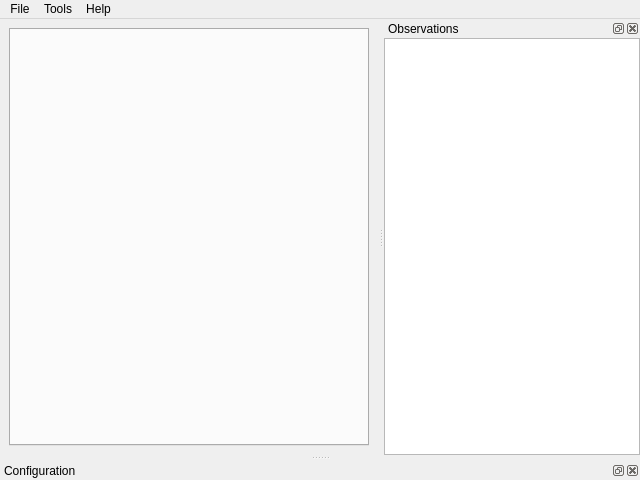
Qt form apps/robot-map-gui/gui/CMainWindow.ui (MRPT/mrpt) before a commit.
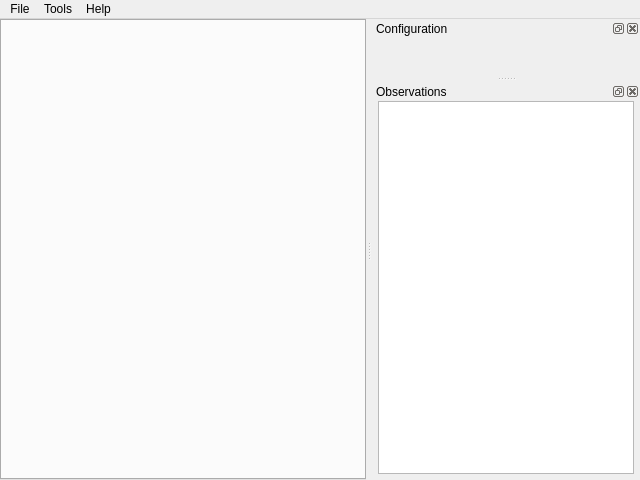
The same form after that commit. Custom widgets are drawn as their Qt base class.

Commit message: robot-map-gui: ui tuned a bit

The edit to the form file:
```diff
--- a/apps/robot-map-gui/gui/CMainWindow.ui
+++ b/apps/robot-map-gui/gui/CMainWindow.ui
@@ -15,6 +15,21 @@
   </property>
   <widget class="QWidget" name="centralwidget">
    <layout class="QHBoxLayout" name="horizontalLayout_2">
+    <property name="spacing">
+     <number>0</number>
+    </property>
+    <property name="leftMargin">
+     <number>0</number>
+    </property>
+    <property name="topMargin">
+     <number>0</number>
+    </property>
+    <property name="rightMargin">
+     <number>0</number>
+    </property>
+    <property name="bottomMargin">
+     <number>0</number>
+    </property>
     <item>
      <widget class="QTabWidget" name="m_tabWidget"/>
     </item>
@@ -52,65 +67,60 @@
    <addaction name="menuTools"/>
    <addaction name="menuHelp"/>
   </widget>
-  <widget class="QDockWidget" name="m_dockWidgetObs">
-   <property name="windowTitle">
-    <string>Observations</string>
-   </property>
-   <attribute name="dockWidgetArea">
-    <number>2</number>
-   </attribute>
-   <widget class="QWidget" name="dockWidgetContents">
-    <property name="enabled">
-     <bool>true</bool>
-    </property>
-    <layout class="QHBoxLayout" name="horizontalLayout">
-     <property name="spacing">
-      <number>0</number>
-     </property>
-     <property name="leftMargin">
-      <number>0</number>
-     </property>
-     <property name="topMargin">
-      <number>0</number>
-     </property>
-     <property name="rightMargin">
-      <number>0</number>
-     </property>
-     <property name="bottomMargin">
-      <number>0</number>
-     </property>
-     <item>
-      <widget class="QTreeView" name="m_treeView"/>
-     </item>
-    </layout>
-   </widget>
-  </widget>
   <widget class="QDockWidget" name="m_dockWidgetConfig">
    <property name="windowTitle">
     <string>Configuration</string>
    </property>
    <attribute name="dockWidgetArea">
-    <number>8</number>
+    <number>2</number>
    </attribute>
-   <widget class="QWidget" name="dockWidgetContents_2">
+   <widget class="CConfigWidget" name="m_configWidget">
     <layout class="QHBoxLayout" name="horizontalLayout_3">
      <property name="spacing">
       <number>0</number>
      </property>
      <property name="leftMargin">
-      <number>0</number>
+      <number>6</number>
      </property>
      <property name="topMargin">
-      <number>0</number>
+      <number>6</number>
      </property>
      <property name="rightMargin">
-      <number>0</number>
+      <number>6</number>
      </property>
      <property name="bottomMargin">
+      <number>6</number>
+     </property>
+    </layout>
+   </widget>
+  </widget>
+  <widget class="QDockWidget" name="m_dockWidgetObs">
+   <property name="windowTitle">
+    <string>Observations</string>
+   </property>
+   <attribute name="dockWidgetArea">
+    <number>2</number>
+   </attribute>
+   <widget class="QWidget" name="dockWidgetContents">
+    <layout class="QVBoxLayout" name="verticalLayout">
+     <property name="leftMargin">
+      <number>6</number>
+     </property>
+     <property name="topMargin">
       <number>0</number>
      </property>
+     <property name="rightMargin">
+      <number>6</number>
+     </property>
+     <property name="bottomMargin">
+      <number>6</number>
+     </property>
      <item>
-      <widget class="CConfigWidget" name="m_configWidget" native="true"/>
+      <widget class="QTreeView" name="m_observationsTree">
+       <attribute name="headerVisible">
+        <bool>false</bool>
+       </attribute>
+      </widget>
      </item>
     </layout>
    </widget>
```
Left out of the diff: 36 changed lines with no effect on the pictures. The commit also changes 3 other files.
